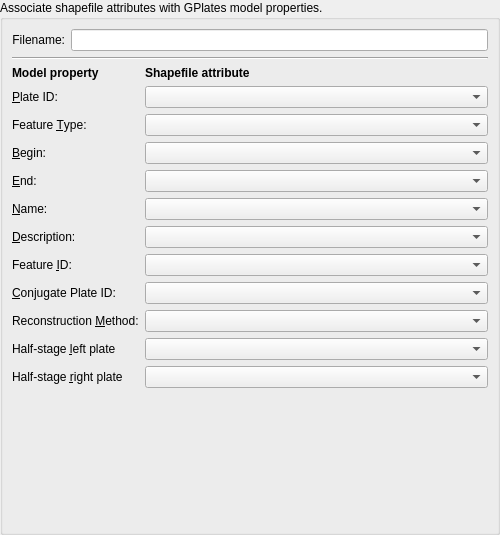
Before: the Qt Designer form src/qt-widgets/ShapefileAttributeWidgetUi.ui in GPlates/GPlates, drawn with Qt 5.
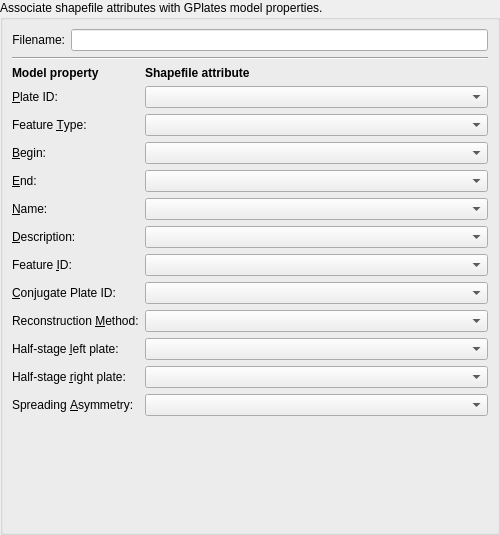
After: the same form once the commit is applied.

Patch:
```diff
--- a/src/qt-widgets/ShapefileAttributeWidgetUi.ui
+++ b/src/qt-widgets/ShapefileAttributeWidgetUi.ui
@@ -223,7 +223,7 @@
         <item row="10" column="0">
          <widget class="QLabel" name="label_left_plate">
           <property name="text">
-           <string>Half-stage &amp;left plate</string>
+           <string>Half-stage &amp;left plate:</string>
           </property>
           <property name="buddy">
            <cstring>combo_left</cstring>
@@ -236,7 +236,7 @@
         <item row="11" column="0">
          <widget class="QLabel" name="label_right_plate">
           <property name="text">
-           <string>Half-stage &amp;right plate</string>
+           <string>Half-stage &amp;right plate:</string>
           </property>
           <property name="buddy">
            <cstring>combo_left</cstring>
@@ -256,6 +256,19 @@
           </property>
          </widget>
         </item>
+        <item row="12" column="0">
+         <widget class="QLabel" name="label_spreading_asymmetry">
+          <property name="text">
+           <string>Spreading &amp;Asymmetry:</string>
+          </property>
+          <property name="buddy">
+           <cstring>combo_spreading_asymmetry</cstring>
+          </property>
+         </widget>
+        </item>
+        <item row="12" column="1">
+         <widget class="QComboBox" name="combo_spreading_asymmetry"/>
+        </item>
        </layout>
       </item>
       <item row="3" column="0">
```
Left out of the diff: 15 changed lines with no effect on the pictures.
